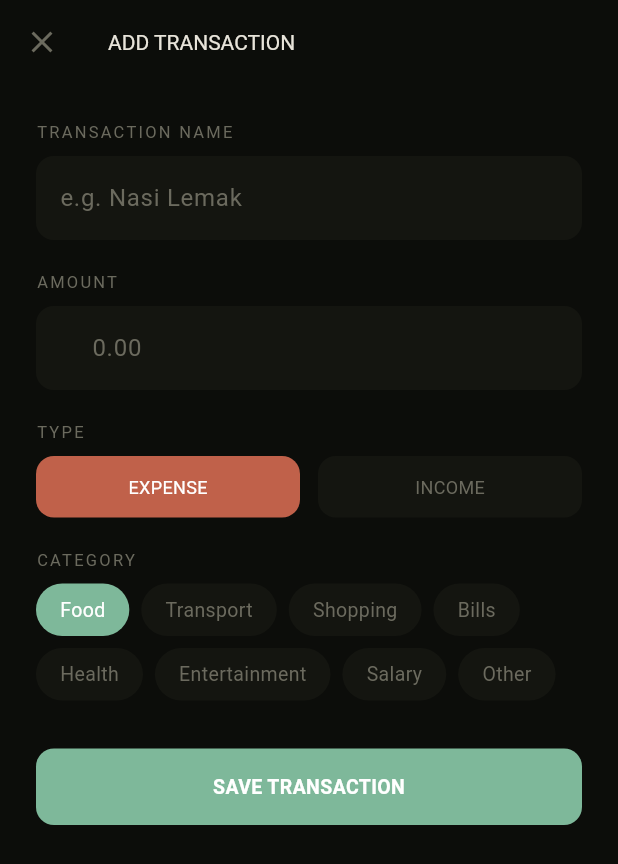
After one commit to SalientHeroes/smart-finance-tracker, a Flutter app: the screen it shows after launch, after a tap on the "add" icon, on a phone screen of 412 x 824 dp. The commit adds this screen. Shown: the top 864 px of the screen. Run offline on Flutter 3.47's test engine with Material 3 defaults, Android fonts, the phone set to English and light mode, and no system bars; our stand-ins replace flutter_riverpod; Roboto replaces fonts that are missing (Nunito, SpaceMono).

Commit message:
Phase 6: Add transaction screen complete

```diff
--- /dev/null
+++ b/lib/screens/add_transaction_screen.dart
@@ -0,0 +1,290 @@
+import 'package:flutter/material.dart';
+import 'package:flutter_riverpod/flutter_riverpod.dart';
+import '../models/transaction.dart';
+import '../providers/transactions_provider.dart';
+import '../theme/app_theme.dart';
+
+class AddTransactionScreen extends ConsumerStatefulWidget {
+	const AddTransactionScreen({super.key});
+
+	@override
+	ConsumerState<AddTransactionScreen> createState() =>
+		_AddTransactionScreenState();
+}
+
+class _AddTransactionScreenState extends ConsumerState<AddTransactionScreen> {
+	final _nameController = TextEditingController();
+	final _amountController = TextEditingController();
+	String _selectedCategory = 'Food';
+	bool _isExpense = true;
+	String _selectedDate = DateTime.now().toString().split(' ')[0];
+
+  @override
+  void dispose() {
+    _nameController.dispose();
+    _amountController.dispose();
+    super.dispose();
+  }
+
+  @override
+  Widget build(BuildContext context) {
+    return Scaffold(
+      backgroundColor: AppTheme.bgDark,
+      appBar: AppBar(
+        backgroundColor: AppTheme.bgDark,
+        elevation: 0,
+        title: Text(
+          'ADD TRANSACTION',
+          style: TextStyle(
+            fontFamily: AppTheme.fontMono,
+            fontSize: 14,
+            color: AppTheme.textColor,
+          ),
+        ),
+        leading: IconButton(
+          icon: Icon(Icons.close, color: AppTheme.subtextColor),
+          onPressed: () => Navigator.pop(context),
+        ),
+      ),
+
+      body: SingleChildScrollView(
+        padding: const EdgeInsets.all(24),
+        child: Column(
+          crossAxisAlignment: CrossAxisAlignment.start,
+          children: [
+            // ── Name field ──
+            Text(
+              'TRANSACTION NAME',
+              style: TextStyle(
+                fontFamily: AppTheme.fontMono,
+                fontSize: 11,
+                letterSpacing: 1.5,
+                color: AppTheme.subtextColor,
+              ),
+            ),
+            const SizedBox(height: 8),
+            TextField(
+              controller: _nameController,
+              style: TextStyle(
+                fontFamily: AppTheme.fontSans,
+                color: AppTheme.textColor,
+              ),
+              decoration: InputDecoration(
+                filled: true,
+                fillColor: AppTheme.cardDark,
+                border: OutlineInputBorder(
+                  borderRadius: BorderRadius.circular(12),
+                  borderSide: BorderSide.none,
+                ),
+                hintText: 'e.g. Nasi Lemak',
+                hintStyle: TextStyle(color: AppTheme.subtextColor),
+              ),
+            ),
+            const SizedBox(height: 20),
+            // ── Amount field ──
+            Text(
+              'AMOUNT',
+              style: TextStyle(
+                fontFamily: AppTheme.fontMono,
+                fontSize: 11,
+                letterSpacing: 1.5,
+                color: AppTheme.subtextColor,
+              ),
+            ),
+            const SizedBox(height: 8),
+            TextField(
+              controller: _amountController,
+              keyboardType: TextInputType.number,
+              style: TextStyle(
+                fontFamily: AppTheme.fontMono,
+                color: AppTheme.textColor,
+              ),
+              decoration: InputDecoration(
+                filled: true,
+                fillColor: AppTheme.cardDark,
+                border: OutlineInputBorder(
+                  borderRadius: BorderRadius.circular(12),
+                  borderSide: BorderSide.none,
+                ),
+                hintText: '0.00',
+                hintStyle: TextStyle(color: AppTheme.subtextColor),
+                prefixText: 'RM',
+                prefixStyle: TextStyle(
+                  color: AppTheme.subtextColor,
+                  fontFamily: AppTheme.fontMono,
+                ),
+              ),
+            ),
+            const SizedBox(height: 20),
+            // ── Type toggle ──
+            Text(
+              'TYPE',
+              style: TextStyle(
+                fontFamily: AppTheme.fontMono,
+                fontSize: 11,
+                letterSpacing: 1.5,
+                color: AppTheme.subtextColor,
+              ),
+            ),
+            const SizedBox(height: 8),
+            Row(
+              children: [
+                Expanded(
+                  child:GestureDetector(
+                    onTap: () => setState (() => _isExpense = true),
+                    child: Container(
+                      padding: const EdgeInsets.symmetric(vertical: 12),
+                      decoration: BoxDecoration(
+                        color: _isExpense
+                          ? AppTheme.dangerColor
+                          : AppTheme.cardDark,
+                        borderRadius: BorderRadius.circular(12),
+                      ),
+                      child: Center(
+                        child: Text(
+                          'EXPENSE',
+                          style: TextStyle(
+                            fontFamily: AppTheme.fontMono,
+                            fontSize: 12,
+                            color: _isExpense
+                              ? Colors.white
+                              : AppTheme.subtextColor,
+                          ),
+                        ),
+                      ),
+                    ),
+                  ),
+                ),
+                const SizedBox(width: 12),
+                Expanded(
+                  child: GestureDetector(
+                    onTap: () => setState (() => _isExpense = false),
+                    child: Container(
+                      padding: const EdgeInsets.symmetric(vertical: 12),
+                      decoration: BoxDecoration(
+                        color: !_isExpense
+                          ? AppTheme.primaryColor
+                          : AppTheme.cardDark,
+                        borderRadius: BorderRadius.circular(12),
+                      ),
+                      child: Center(
+                        child: Text(
+                          'INCOME',
+                          style: TextStyle(
+                            fontFamily: AppTheme.fontMono,
+                            fontSize: 12,
+                            color: !_isExpense
+                              ? Colors.white
+                              : AppTheme.subtextColor,
+                          ),
+                        ),
+                      ),
+                    ),
+                  ),
+                ),
+              ],
+            ),
+            const SizedBox(height: 20),
+            // ── Category ──
+            Text(
+              'CATEGORY',
+              style: TextStyle(
+                fontFamily: AppTheme.fontMono,
+                fontSize: 11,
+                letterSpacing: 1.5,
+                color: AppTheme.subtextColor,
+              ),
+            ),
+            const SizedBox(height: 8),
+            Wrap(
+              spacing: 8,
+              runSpacing: 8,
+              children: [
+                'Food', 'Transport', 'Shopping',
+                'Bills', 'Health', 'Entertainment',
+                'Salary', 'Other',
+              ].map((cat) => GestureDetector(
+                onTap: () => setState(() => _selectedCategory = cat),
+                child: Container(
+                  padding: const EdgeInsets.symmetric(
+                    horizontal: 16, vertical: 8,
+                  ),
+                  decoration: BoxDecoration(
+                    color: _selectedCategory == cat
+                      ? AppTheme.primaryColor
+                      : AppTheme.cardDark,
+                    borderRadius: BorderRadius.circular(20),
+                  ),
+                  child: Text(
+                    cat,
+                    style: TextStyle(
+                      fontFamily: AppTheme.fontSans,
+                      fontSize: 13,
+                      color: _selectedCategory == cat
+                        ? Colors.white
+                        : AppTheme.subtextColor,
+                    ),
+                  ),
+                ),
+              )).toList(),
+            ),
+            const SizedBox(height: 32),
+            // ── Save button ──
+            SizedBox(
+              width: double.infinity,
+              child: GestureDetector(
+                onTap: _saveTransaction,
+                child: Container(
+                  padding: const EdgeInsets.symmetric(vertical: 16),
+                  decoration: BoxDecoration(
+                    color: AppTheme.primaryColor,
+                    borderRadius: BorderRadius.circular(12),
+                  ),
+                  child: Center(
+                    child: Text(
+                      'SAVE TRANSACTION',
+                      style: TextStyle(
+                        fontFamily: AppTheme.fontMono,
+                        fontSize: 13,
+                        fontWeight: FontWeight.bold,
+                        color: Colors.white,
+                      ),
+                    ),
+                  ),
+                ),
+              ),
+            ),
+          ],
+        ),
+      ),
+    );
+  }
+
+  void _saveTransaction () {
+    final name = _nameController.text.trim();
+    final amountText = _amountController.text.trim();
+
+    if (name.isEmpty || amountText.isEmpty) return;
+
+    final amount = double.tryParse(amountText) ?? 0.0;
+    final finalAmount = _isExpense ? -amount : amount;
+
+    final transactions = ref.read(transactionsProvider);
+    final newId = transactions.isEmpty
+      ? 1
+      : transactions.last.id + 1;
+
+    ref.read(transactionsProvider.notifier).addTransaction(
+      Transaction(
+        id: newId,
+        name: name,
+        category: _selectedCategory,
+        amount: finalAmount,
+        date: _selectedDate,
+        source: TransactionSource.manual,
+      ),
+    );
+
+    Navigator.pop(context);
+  }
+}
--- a/lib/screens/home_screen.dart
+++ b/lib/screens/home_screen.dart
@@ -4,6 +4,7 @@ import '../theme/app_theme.dart';
 import '../providers/accounts_provider.dart';
 import '../providers/transactions_provider.dart';
 import '../widgets/transaction_tile.dart';
+import 'add_transaction_screen.dart';
 
 class HomeScreen extends ConsumerWidget {
   const HomeScreen({super.key});
@@ -122,6 +123,17 @@ class HomeScreen extends ConsumerWidget {
         ),
       ),
 
+      floatingActionButton: FloatingActionButton(
+        backgroundColor: AppTheme.primaryColor,
+        onPressed: () => Navigator.push(
+          context,
+          MaterialPageRoute(
+            builder: (context) => const AddTransactionScreen(),
+          ),
+        ),
+        child: const Icon(Icons.add, color: Colors.white),
+      ),
+
       bottomNavigationBar: BottomNavigationBar(
         backgroundColor: AppTheme.cardDark,
         selectedItemColor: AppTheme.primaryColor,
--- a/lib/widgets/transaction_tile.dart
+++ b/lib/widgets/transaction_tile.dart
@@ -14,7 +14,7 @@ class TransactionTile extends StatelessWidget {
       child: Container(
         padding: const EdgeInsets.all(16),
         decoration: BoxDecoration(
-          color: AppTheme.cardDark,
+          color: Theme.of(context).colorScheme.surface,
           borderRadius: BorderRadius.circular(12),
         ),
         child: Row(
@@ -25,7 +25,7 @@ class TransactionTile extends StatelessWidget {
               style: TextStyle(
                 fontFamily: AppTheme.fontSans,
                 fontSize: 14,
-                color: AppTheme.textColor,
+                color: Theme.of(context).colorScheme.onSurface,
               ),
             ),
             Text(
```
